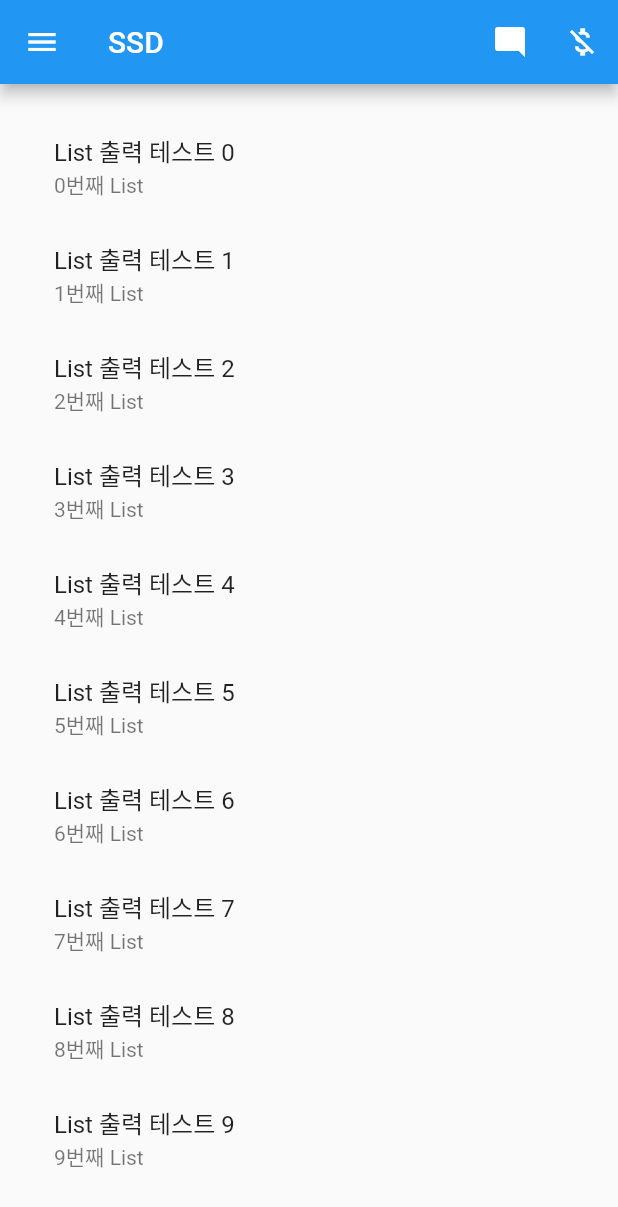
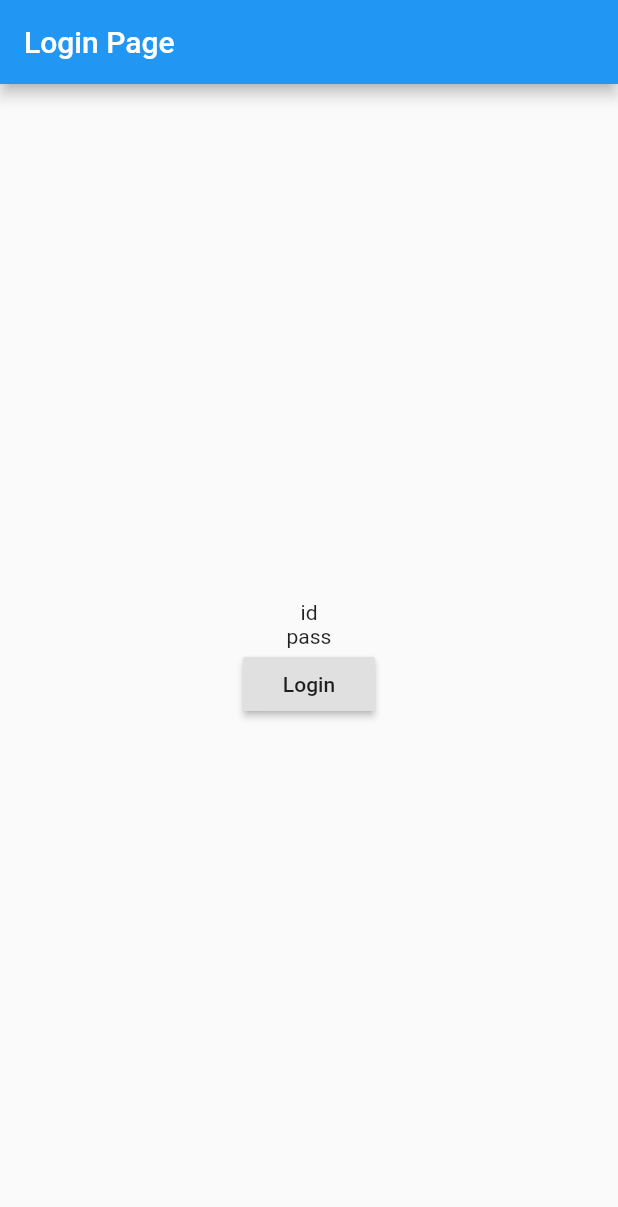
Before and after one commit to kimkuehyun/flutter, a Flutter app: the screen it shows after launch, on a phone screen of 412 x 824 dp. Shown: the top 1207 px of the screen. Run offline on Flutter 3.47's test engine with Material 2 defaults, Android fonts, the phone set to English and light mode, and no system bars.

Commit message:
화면 이동 구현

```diff
--- a/lib/main.dart
+++ b/lib/main.dart
@@ -8,68 +8,104 @@ class MyApp extends StatelessWidget {
   @override
   Widget build(BuildContext context) {
     return MaterialApp(
-      home: home(),
+      home: HomeWidget(),
+    );
+  }
+}
+
+class HomeWidget extends StatefulWidget {
+  @override
+  _HomeWidgetState createState() => _HomeWidgetState();
+}
+
+class AppState {
+  bool loading;
+  String user;
+
+  AppState(this.loading, this.user);
+}
+
+class _HomeWidgetState extends State<HomeWidget> {
+  final app = AppState(true, "");
+
+  @override
+  void initState() {
+    super.initState();
+    _delay();
+  }
+
+  _delay() {
+    Future.delayed(Duration(seconds: 1), () {
+      setState(() => app.loading = false);
+    });
+  }
+
+  @override
+  Widget build(BuildContext context) {
+    if (app.loading) {
+      return _loading();
+    }
+
+    if (app.user.isEmpty) {
+      return _signIn();
+    }
+    return _main();
+  }
+
+  /**
+   * 로딩 화면
+   */
+  Widget _loading() {
+    return Scaffold(
+      appBar: AppBar(title: Text("Loading..")),
+      body: Center(child: CircularProgressIndicator()),
     );
   }
 
-  Widget home() {
+  Widget _signIn() {
     return Scaffold(
-        appBar: AppBar(
-          leading: Icon(Icons.menu),
-          title: Text("SSD"),
-          actions: <Widget>[
-            IconButton(
-                onPressed: () {
-                  print("누름");
-                },
-                icon: Icon(Icons.mode_comment)),
-            IconButton(
-                onPressed: () => print("asdf"), icon: Icon(Icons.money_off))
+      appBar: AppBar(title: Text("Login Page")),
+      body: Center(
+        child: Column(
+          mainAxisAlignment: MainAxisAlignment.center,
+          crossAxisAlignment: CrossAxisAlignment.center,
+          children: <Widget>[
+            Text("id"),
+            Text("pass"),
+            RaisedButton(
+              child: Text("Login"),
+              onPressed: () {
+                setState(() {
+                  app.loading = true;
+                  app.user = "손소독";
+                  _delay();
+                });
+              },
+            )
           ],
         ),
-        body: body());
-  }
-
-  Widget body() {
-    return Container(
-      padding: EdgeInsets.all(20),
-      child: testList(),
+      ),
     );
   }
 
-  Widget testList() {
-    List<String> items = List.generate(101, (i) => "List 출력 테스트 $i");
-
-    return ListView.builder(
-        itemCount: items.length,
-        itemBuilder: (context, i) {
-          return ListTile(
-            title: Text(items[i]),
-            subtitle: Text('$i번째 List'),
-          );
-        });
-  }
-
-  Widget cols() {
-    return Column(
-      children: <Widget>[rows(), rows(), rows()],
-    );
-  }
-
-  Widget rows() {
-    return Row(
-      mainAxisAlignment: MainAxisAlignment.spaceEvenly,
-      children: <Widget>[
-        Text("1111"),
-        Text("2222"),
-        Text("3333"),
-        Text("4444"),
-        Text("5555"),
-        Text("6666"),
-        Text("7777"),
-        Text("8888"),
-        Text("9999")
-      ],
+  Widget _main() {
+    return Scaffold(
+      appBar: AppBar(
+        title: Text(app.user),
+        actions: <Widget>[
+          IconButton(
+            icon: Icon(Icons.account_circle),
+            onPressed: () {
+              setState(() {
+                app.user = "";
+                app.loading = true;
+                _delay();
+              });
+            },
+          )
+        ],
+      ),
+      body: Center(child: Text("contents")),
     );
   }
 }
```
